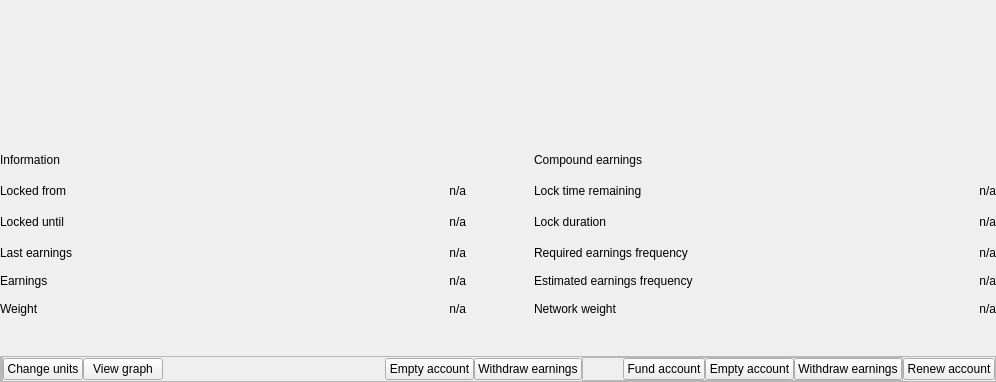
frozenflux3/munt-official, file src/qt/_Gulden/forms/witnessdialog.ui: the form before one commit; both pictures show x 0 to 996 and y 197 to 579 of the 996 by 579 pixel window.
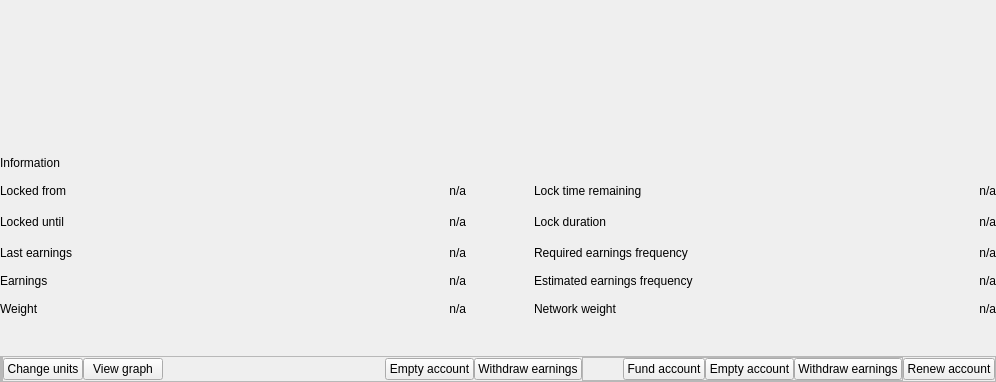
The form after the commit. Custom widgets are drawn as their Qt base class.

Commit message: Remove unused label from UI.

What changed in the file:
```diff
--- a/src/qt/_Gulden/forms/witnessdialog.ui
+++ b/src/qt/_Gulden/forms/witnessdialog.ui
@@ -465,30 +465,10 @@
               </widget>
              </item>
              <item row="1" column="3">
-              <layout class="QHBoxLayout" name="horizontalLayout_3" stretch="0,1">
+              <layout class="QHBoxLayout" name="horizontalLayout_3" stretch="">
                <property name="spacing">
                 <number>0</number>
                </property>
-               <item>
-                <widget class="QLabel" name="compoundEarningsCheckBoxLabel">
-                 <property name="text">
-                  <string>Compound earnings</string>
-                 </property>
-                </widget>
-               </item>
-               <item>
-                <spacer name="horizontalSpacer_3">
-                 <property name="orientation">
-                  <enum>Qt::Horizontal</enum>
-                 </property>
-                 <property name="sizeHint" stdset="0">
-                  <size>
-                   <width>40</width>
-                   <height>20</height>
-                  </size>
-                 </property>
-                </spacer>
-               </item>
               </layout>
              </item>
             </layout>
```
